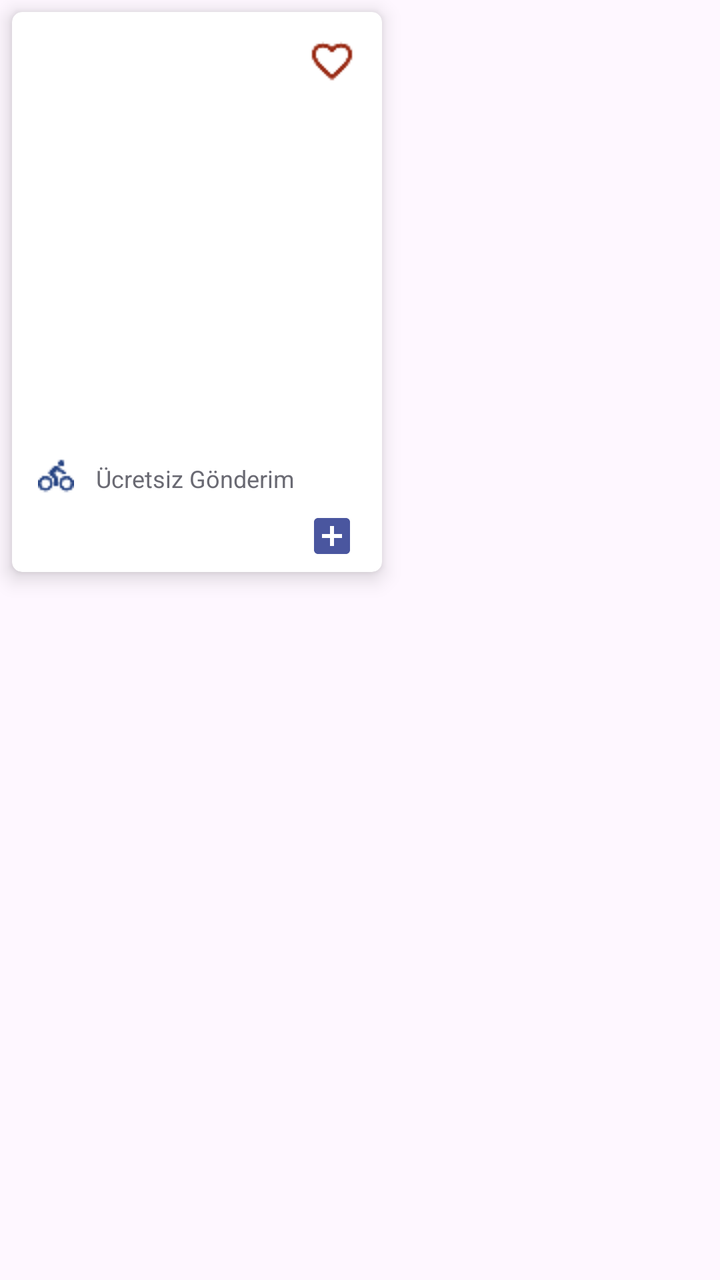
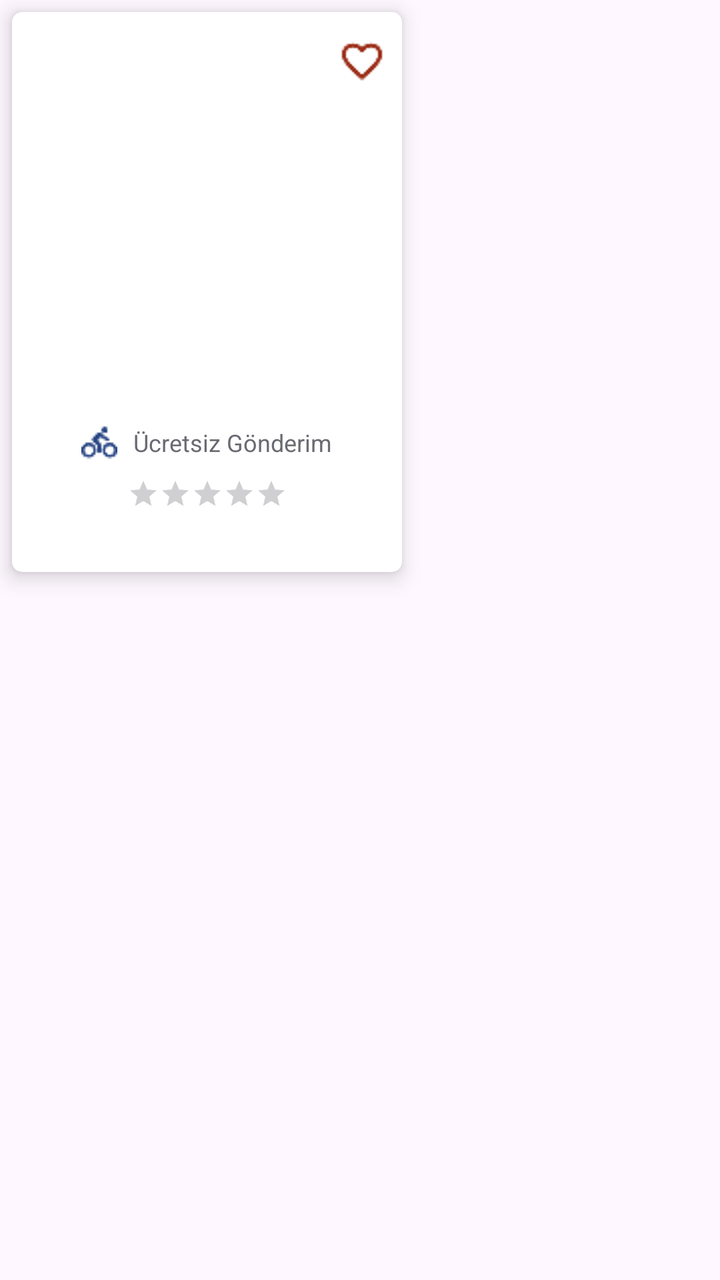

An Android layout rendered at two revisions. The XML below is the earlier revision; the diff shows what the commit changed to produce the second picture.
<!-- AndroidManifest.xml: application theme Theme.Yumico -->
<!-- res/layout/card_design.xml -->
<?xml version="1.0" encoding="utf-8"?>
<layout xmlns:tools="http://schemas.android.com/tools"
    xmlns:android="http://schemas.android.com/apk/res/android"
    xmlns:app="http://schemas.android.com/apk/res-auto">

    <data>
        <variable
            name="yemekObj"
            type="com.ecemm.yumico.data.entity.Yemekler" />
    </data>

    <LinearLayout
        android:layout_width="match_parent"
        android:layout_height="wrap_content"
        android:orientation="vertical">

        <androidx.cardview.widget.CardView
            android:id="@+id/cardViewYemekler"
            android:descendantFocusability="blocksDescendants"
            android:layout_width="185dp"
            android:layout_height="280dp"
            android:layout_margin="6dp"
            app:cardCornerRadius="5dp"
            app:cardElevation="6dp">

            <androidx.constraintlayout.widget.ConstraintLayout
                android:id="@+id/constraintLYemekler"
                android:layout_width="match_parent"
                android:layout_height="match_parent"
                android:layout_margin="5dp"
                app:layout_constraintEnd_toEndOf="parent"
                app:layout_constraintHorizontal_bias="0.5"
                app:layout_constraintStart_toStartOf="parent">


                <ImageView
                    android:id="@+id/imageViewYemekImg"
                    android:layout_width="140dp"
                    android:layout_height="150dp"
                    android:layout_marginTop="30dp"
                    android:clickable="true"
                    app:layout_constraintEnd_toEndOf="parent"
                    app:layout_constraintHorizontal_bias="0.5"
                    app:layout_constraintStart_toStartOf="parent"
                    app:layout_constraintTop_toTopOf="parent" />

                <TextView
                    android:id="@+id/textViewYemekPrice"
                    android:layout_width="wrap_content"
                    android:layout_height="wrap_content"
                    android:layout_marginStart="8dp"
                    android:layout_marginTop="61dp"
                    android:text='@{yemekObj.yemek_fiyat+" ₺"}'
                    android:textColor="@color/purpBlue"
                    android:textSize="21sp"
                    android:textStyle="bold"
                    app:layout_constraintStart_toStartOf="parent"
                    app:layout_constraintTop_toBottomOf="@+id/imageViewYemekImg" />

                <ImageView
                    android:id="@+id/imageViewPlus"
                    android:layout_width="wrap_content"
                    android:layout_height="wrap_content"
                    android:layout_marginTop="65dp"
                    android:layout_marginEnd="8dp"
                    android:clickable="true"
                    app:layout_constraintEnd_toEndOf="parent"
                    app:layout_constraintTop_toBottomOf="@+id/imageViewYemekImg"
                    app:srcCompat="@drawable/plus_img" />

                <TextView
                    android:id="@+id/textViewYemekUcret"
                    android:layout_width="wrap_content"
                    android:layout_height="wrap_content"
                    android:layout_marginTop="4dp"
                    android:text="@{yemekObj.yemek_adi}"
                    android:textColor="@color/purpBlue"
                    android:textSize="21sp"
                    android:textStyle="bold"
                    app:layout_constraintEnd_toEndOf="parent"
                    app:layout_constraintHorizontal_bias="0.5"
                    app:layout_constraintStart_toStartOf="parent"
                    app:layout_constraintTop_toBottomOf="@+id/imageViewYemekImg" />

                <ImageView
                    android:id="@+id/imageViewFav"
                    android:layout_width="wrap_content"
                    android:layout_height="wrap_content"
                    android:layout_marginTop="8dp"
                    android:layout_marginEnd="8dp"
                    android:clickable="true"
                    app:layout_constraintEnd_toEndOf="parent"
                    app:layout_constraintTop_toTopOf="parent"
                    app:srcCompat="@drawable/favblank_img" />

                <TextView
                    android:id="@+id/textView2"
                    android:layout_width="wrap_content"
                    android:layout_height="wrap_content"
                    android:layout_marginTop="40dp"
                    android:text="Ücretsiz Gönderim"
                    android:textColor="#6A6A73"
                    android:textSize="12sp"
                    app:layout_constraintEnd_toEndOf="parent"
                    app:layout_constraintHorizontal_bias="0.491"
                    app:layout_constraintStart_toStartOf="parent"
                    app:layout_constraintTop_toBottomOf="@+id/imageViewYemekImg" />

                <ImageView
                    android:id="@+id/imageView3"
                    android:layout_width="wrap_content"
                    android:layout_height="wrap_content"
                    android:layout_marginStart="8dp"
                    android:layout_marginTop="38dp"
                    app:layout_constraintStart_toStartOf="parent"
                    app:layout_constraintTop_toBottomOf="@+id/imageViewYemekImg"
                    app:srcCompat="@drawable/bike_img" />


            </androidx.constraintlayout.widget.ConstraintLayout>
        </androidx.cardview.widget.CardView>
    </LinearLayout>
</layout>
<!-- resources referenced by this layout -->
<resources>
  <color name="purpBlue">#1D1871</color>
  <!-- drawable bike_img: png bitmap (drawable, 611 bytes) -->
  <!-- drawable favblank_img: png bitmap (drawable, 676 bytes) -->
  <!-- drawable plus_img (drawable) -->
  <vector xmlns:android="http://schemas.android.com/apk/res/android" android:height="24dp" android:tint="#4A569F" android:viewportHeight="24" android:viewportWidth="24" android:width="24dp">
        
      <path android:fillColor="@android:color/white" android:pathData="M19,3L5,3c-1.11,0 -2,0.9 -2,2v14c0,1.1 0.89,2 2,2h14c1.1,0 2,-0.9 2,-2L21,5c0,-1.1 -0.9,-2 -2,-2zM17,13h-4v4h-2v-4L7,13v-2h4L11,7h2v4h4v2z"/>
      
  </vector>
  <style name="Theme.Yumico" parent="Base.Theme.Yumico" />
  <style name="Base.Theme.Yumico" parent="Theme.Material3.DayNight.NoActionBar">
          
          
      </style>
</resources>

<!-- the commit's change to res/layout/card_design.xml (unified diff, before → after) -->
@@ -16,10 +16,10 @@
 
         <androidx.cardview.widget.CardView
             android:id="@+id/cardViewYemekler"
-            android:descendantFocusability="blocksDescendants"
-            android:layout_width="185dp"
+            android:layout_width="195dp"
             android:layout_height="280dp"
             android:layout_margin="6dp"
+            android:descendantFocusability="blocksDescendants"
             app:cardCornerRadius="5dp"
             app:cardElevation="6dp">
 
@@ -35,9 +35,9 @@
 
                 <ImageView
                     android:id="@+id/imageViewYemekImg"
-                    android:layout_width="140dp"
-                    android:layout_height="150dp"
-                    android:layout_marginTop="30dp"
+                    android:layout_width="130dp"
+                    android:layout_height="140dp"
+                    android:layout_marginTop="20dp"
                     android:clickable="true"
                     app:layout_constraintEnd_toEndOf="parent"
                     app:layout_constraintHorizontal_bias="0.5"
@@ -49,24 +49,13 @@
                     android:layout_width="wrap_content"
                     android:layout_height="wrap_content"
                     android:layout_marginStart="8dp"
-                    android:layout_marginTop="61dp"
+                    android:layout_marginTop="81dp"
                     android:text='@{yemekObj.yemek_fiyat+" ₺"}'
                     android:textColor="@color/purpBlue"
                     android:textSize="21sp"
                     android:textStyle="bold"
                     app:layout_constraintStart_toStartOf="parent"
                     app:layout_constraintTop_toBottomOf="@+id/imageViewYemekImg" />
-
-                <ImageView
-                    android:id="@+id/imageViewPlus"
-                    android:layout_width="wrap_content"
-                    android:layout_height="wrap_content"
-                    android:layout_marginTop="65dp"
-                    android:layout_marginEnd="8dp"
-                    android:clickable="true"
-                    app:layout_constraintEnd_toEndOf="parent"
-                    app:layout_constraintTop_toBottomOf="@+id/imageViewYemekImg"
-                    app:srcCompat="@drawable/plus_img" />
 
                 <TextView
                     android:id="@+id/textViewYemekUcret"
@@ -87,34 +76,61 @@
                     android:layout_width="wrap_content"
                     android:layout_height="wrap_content"
                     android:layout_marginTop="8dp"
-                    android:layout_marginEnd="8dp"
+                    android:layout_marginEnd="3dp"
                     android:clickable="true"
                     app:layout_constraintEnd_toEndOf="parent"
                     app:layout_constraintTop_toTopOf="parent"
                     app:srcCompat="@drawable/favblank_img" />
 
-                <TextView
-                    android:id="@+id/textView2"
+                <LinearLayout
+                    android:layout_width="match_parent"
+                    android:layout_height="wrap_content"
+                    android:gravity="center"
+                    app:layout_constraintBottom_toTopOf="@+id/ratingBarAnasayfa"
+                    app:layout_constraintEnd_toEndOf="parent"
+                    app:layout_constraintStart_toStartOf="parent"
+                    app:layout_constraintTop_toBottomOf="@+id/textViewYemekUcret">
+
+                    <ImageView
+                        android:id="@+id/imageView3"
+                        android:layout_width="wrap_content"
+                        android:layout_height="wrap_content"
+                        android:paddingRight="8dp"
+                        app:layout_constraintStart_toStartOf="parent"
+                        app:layout_constraintTop_toBottomOf="@+id/imageViewYemekImg"
+                        app:srcCompat="@drawable/bike_img" />
+
+                    <TextView
+                        android:id="@+id/textView2"
+                        android:layout_width="wrap_content"
+                        android:layout_height="wrap_content"
+                        android:text="Ücretsiz Gönderim"
+                        android:textColor="#6A6A73"
+                        android:textSize="12sp"
+                        app:layout_constraintEnd_toEndOf="parent"
+                        app:layout_constraintHorizontal_bias="0.491"
+                        app:layout_constraintStart_toStartOf="parent"
+                        app:layout_constraintTop_toBottomOf="@+id/imageViewYemekImg" />
+                </LinearLayout>
+
+                <RatingBar
+                    android:id="@+id/ratingBarAnasayfa"
+                    style="@style/Widget.AppCompat.RatingBar.Small"
                     android:layout_width="wrap_content"
                     android:layout_height="wrap_content"
-                    android:layout_marginTop="40dp"
-                    android:text="Ücretsiz Gönderim"
-                    android:textColor="#6A6A73"
-                    android:textSize="12sp"
+                    android:layout_gravity="center"
+                    android:layout_marginBottom="26dp"
+                    android:isIndicator="false"
+                    android:numStars="5"
+                    android:progressTint="@color/yellow"
+                    android:rating="0"
+                    android:stepSize="1"
+                    android:theme="@style/Widget.AppCompat.RatingBar.Small"
+                    app:layout_constraintBottom_toBottomOf="parent"
                     app:layout_constraintEnd_toEndOf="parent"
-                    app:layout_constraintHorizontal_bias="0.491"
+                    app:layout_constraintHorizontal_bias="0.5"
                     app:layout_constraintStart_toStartOf="parent"
-                    app:layout_constraintTop_toBottomOf="@+id/imageViewYemekImg" />
-
-                <ImageView
-                    android:id="@+id/imageView3"
-                    android:layout_width="wrap_content"
-                    android:layout_height="wrap_content"
-                    android:layout_marginStart="8dp"
-                    android:layout_marginTop="38dp"
-                    app:layout_constraintStart_toStartOf="parent"
-                    app:layout_constraintTop_toBottomOf="@+id/imageViewYemekImg"
-                    app:srcCompat="@drawable/bike_img" />
+                    app:layout_constraintTop_toBottomOf="@+id/textView2" />
 
 
             </androidx.constraintlayout.widget.ConstraintLayout>
<!-- resource entries referenced after the edit -->
@@ -1,14 +1,9 @@
 <!-- resources referenced by this layout -->
 <resources>
   <color name="purpBlue">#1D1871</color>
+  <color name="yellow">#FFC107</color>
   <!-- drawable bike_img: png bitmap (drawable, 611 bytes) -->
   <!-- drawable favblank_img: png bitmap (drawable, 676 bytes) -->
-  <!-- drawable plus_img (drawable) -->
-  <vector xmlns:android="http://schemas.android.com/apk/res/android" android:height="24dp" android:tint="#4A569F" android:viewportHeight="24" android:viewportWidth="24" android:width="24dp">
-        
-      <path android:fillColor="@android:color/white" android:pathData="M19,3L5,3c-1.11,0 -2,0.9 -2,2v14c0,1.1 0.89,2 2,2h14c1.1,0 2,-0.9 2,-2L21,5c0,-1.1 -0.9,-2 -2,-2zM17,13h-4v4h-2v-4L7,13v-2h4L11,7h2v4h4v2z"/>
-      
-  </vector>
   <style name="Theme.Yumico" parent="Base.Theme.Yumico" />
   <style name="Base.Theme.Yumico" parent="Theme.Material3.DayNight.NoActionBar">
           
